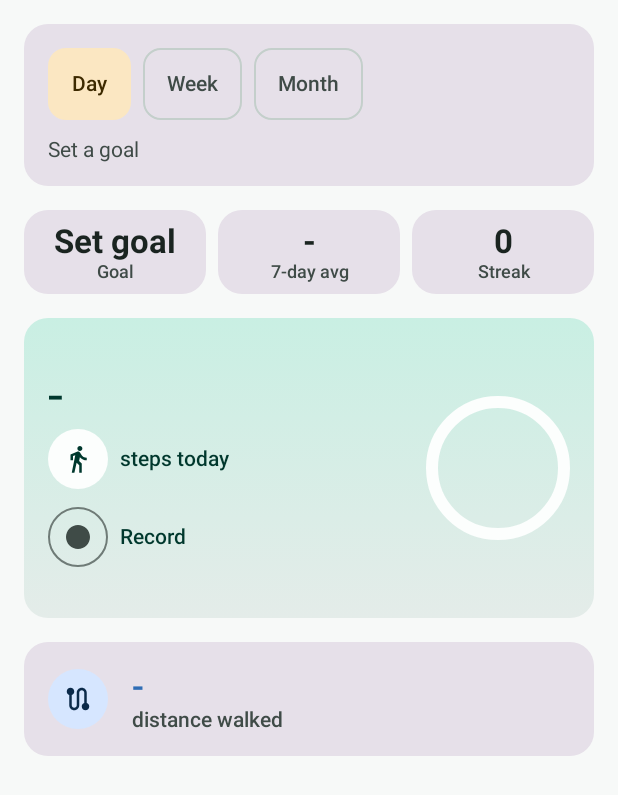
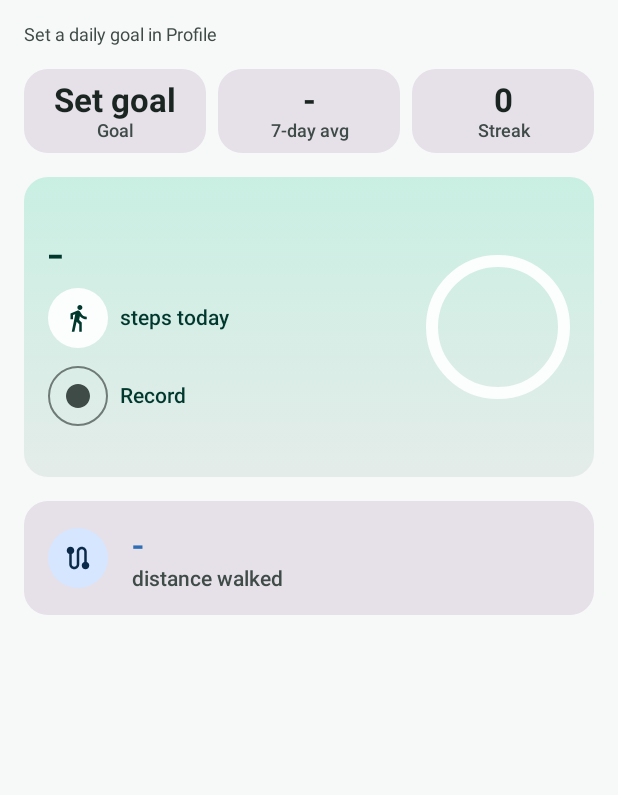
Before and after one commit to root-Shubh/cadence, an Android app built with Jetpack Compose: the composable TodayScreen called with empty values, on a phone screen of 412 x 824 dp. Shown: the top 795 px of the screen. Run offline under Robolectric (Android 15) with nearby library versions, the phone set to English and light mode, and no system bars.

Commit message:
STEPW-62 #comment goals in a collapsible profile card, daily goal bar on today
Co-Authored-By: Claude Haiku 5.5 <noreply@anthropic.com>

```diff
--- a/app/src/main/java/com/cadence/ui/TodayScreen.kt
+++ b/app/src/main/java/com/cadence/ui/TodayScreen.kt
@@ -23,17 +23,12 @@ import androidx.compose.material.icons.filled.Person
 import androidx.compose.material.icons.filled.Route
 import androidx.compose.material3.Card
 import androidx.compose.material3.CircularProgressIndicator
-import androidx.compose.material3.FilterChip
 import androidx.compose.material3.Icon
 import androidx.compose.material3.LinearProgressIndicator
 import androidx.compose.material3.MaterialTheme
 import androidx.compose.material3.Text
 import androidx.compose.material3.TextButton
 import androidx.compose.runtime.Composable
-import androidx.compose.runtime.getValue
-import androidx.compose.runtime.mutableStateOf
-import androidx.compose.runtime.remember
-import androidx.compose.runtime.setValue
 import androidx.compose.ui.Alignment
 import androidx.compose.ui.Modifier
 import androidx.compose.ui.draw.clip
@@ -50,13 +45,6 @@ import com.cadence.domain.DailyRecord
 import com.cadence.domain.DayMetrics
 import java.time.LocalDate
 import java.util.Locale
-
-/** Period shown by the Today progress card. */
-enum class ProgressPeriod(val label: String) {
-    DAY("Day"),
-    WEEK("Week"),
-    MONTH("Month"),
-}
 
 @Composable
 fun TodayScreen(
@@ -103,13 +91,9 @@ fun TodayScreen(
             }
 
             Reveal(index = 1, modifier = Modifier.fillMaxWidth()) {
-                ProgressCard(
+                DailyGoalLine(
                     steps = steps ?: 0,
                     dailyGoal = dailyGoal,
-                    weeklyGoal = weeklyGoal,
-                    monthlyGoal = monthlyGoal,
-                    history = history,
-                    endDate = endDate,
                 )
             }
 
@@ -221,65 +205,36 @@ fun TodayScreen(
     }
 }
 
-/** Day, Week or Month progress: a segmented choice and a bar with "N of M steps" or "Set a goal". */
+/**
+ * One compact line for the daily goal: a bar and "N of M steps today". Without a daily goal it
+ * points to Profile instead. Weekly and monthly goals are shown on Profile only.
+ */
 @Composable
-private fun ProgressCard(
-    steps: Int,
-    dailyGoal: Int?,
-    weeklyGoal: Int?,
-    monthlyGoal: Int?,
-    history: List<DailyRecord>,
-    endDate: LocalDate,
+private fun DailyGoalLine(steps: Int, dailyGoal: Int?, modifier: Modifier = Modifier) {
+    val validGoal = dailyGoal?.takeIf { it > 0 }
+    Column(
+        modifier = modifier.fillMaxWidth(),
+        verticalArrangement = Arrangement.spacedBy(4.dp),
     ) {
-    var period by remember { mutableStateOf(ProgressPeriod.DAY) }
-
-    val (total, goal) = when (period) {
-        ProgressPeriod.DAY -> steps to dailyGoal
-        ProgressPeriod.WEEK -> windowStepTotal(history, endDate, WEEK_WINDOW_DAYS) to weeklyGoal
-        ProgressPeriod.MONTH -> monthStepTotal(history, endDate) to monthlyGoal
-    }
-    val validGoal = goal?.takeIf { it > 0 }
-    val summary = if (validGoal != null) {
-        progressLabel(total, validGoal)
-    } else {
-        "Set a goal"
-    }
-
-    Card(modifier = Modifier.fillMaxWidth()) {
-        Column(
+        if (validGoal != null) {
+            val summary = "${formatCount(steps.toLong())} of ${formatCount(validGoal.toLong())} steps today"
+            LinearProgressIndicator(
+                progress = { progressFraction(steps, validGoal) },
                 modifier = Modifier
                     .fillMaxWidth()
-                .padding(16.dp),
-            verticalArrangement = Arrangement.spacedBy(12.dp),
-        ) {
-            Row(
-                modifier = Modifier.fillMaxWidth(),
-                horizontalArrangement = Arrangement.spacedBy(8.dp),
-            ) {
-                ProgressPeriod.entries.forEach { option ->
-                    FilterChip(
-                        selected = option == period,
-                        onClick = { period = option },
-                        label = { Text(option.label) },
-                        modifier = Modifier.heightIn(min = 48.dp),
-                    )
-                }
-            }
-            if (validGoal != null) {
-                LinearProgressIndicator(
-                    progress = { progressFraction(total, validGoal) },
-                    modifier = Modifier
-                        .fillMaxWidth()
-                        .semantics(mergeDescendants = true) {
-                            contentDescription = "${period.label} progress: $summary"
-                        },
+                    .semantics(mergeDescendants = true) { contentDescription = summary },
                 color = MaterialTheme.colorScheme.primary,
                 trackColor = MaterialTheme.colorScheme.surfaceVariant,
             )
-            }
             Text(
                 text = summary,
                 style = MaterialTheme.typography.bodyMedium,
+                color = MaterialTheme.colorScheme.onSurfaceVariant,
+            )
+        } else {
+            Text(
+                text = "Set a daily goal in Profile",
+                style = MaterialTheme.typography.bodySmall,
                 color = MaterialTheme.colorScheme.onSurfaceVariant,
             )
         }
```
Also changed, not shown: app/src/main/java/com/cadence/MainActivity.kt (+6 -18 lines), app/src/main/java/com/cadence/ui/GoalsCard.kt (deleted, +0 -173 lines), app/src/main/java/com/cadence/ui/GoalsSummary.kt (added, +244 -0 lines), app/src/main/java/com/cadence/ui/ProfileScreen.kt (+27 -1 lines). Lines whose indentation alone changed are shown as unchanged.
